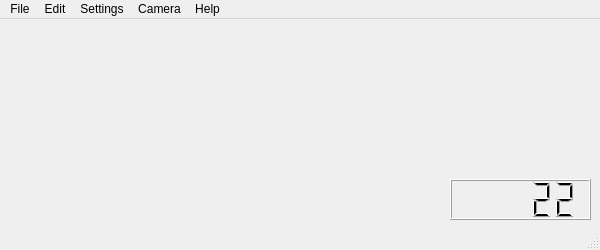
Before: the Qt Designer form src/designer/window_main.ui in marsinstituteSC/MissionControl, drawn with Qt 5.
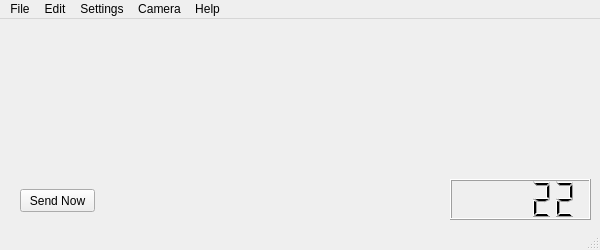
After: the same form once the commit is applied.

The edit to the form file:
```diff
--- a/src/designer/window_main.ui
+++ b/src/designer/window_main.ui
@@ -39,6 +39,19 @@
      <number>22</number>
     </property>
    </widget>
+   <widget class="QPushButton" name="btnMessage">
+    <property name="geometry">
+     <rect>
+      <x>20</x>
+      <y>170</y>
+      <width>75</width>
+      <height>23</height>
+     </rect>
+    </property>
+    <property name="text">
+     <string>Send Now</string>
+    </property>
+   </widget>
   </widget>
   <widget class="QMenuBar" name="menubar">
    <property name="geometry">
```
Left out of the diff: 2 changed lines with no effect on the pictures.
